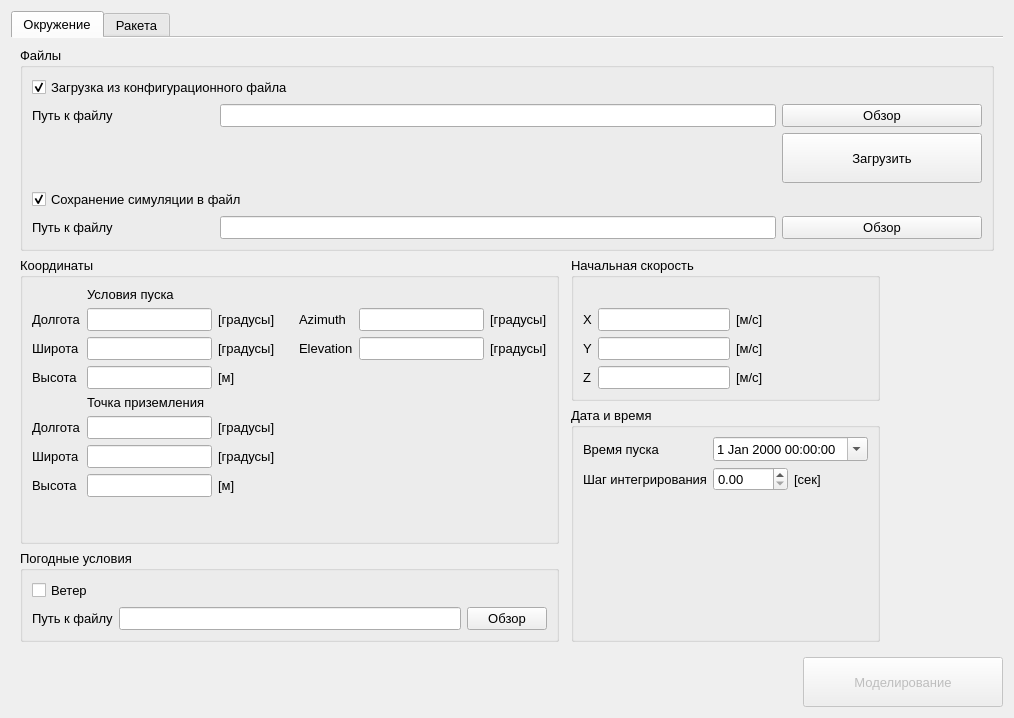
This is src/widgets/flightsettings.ui in KvES13/RocketSimulation as Qt 5 draws it before an edit. The edited form follows.
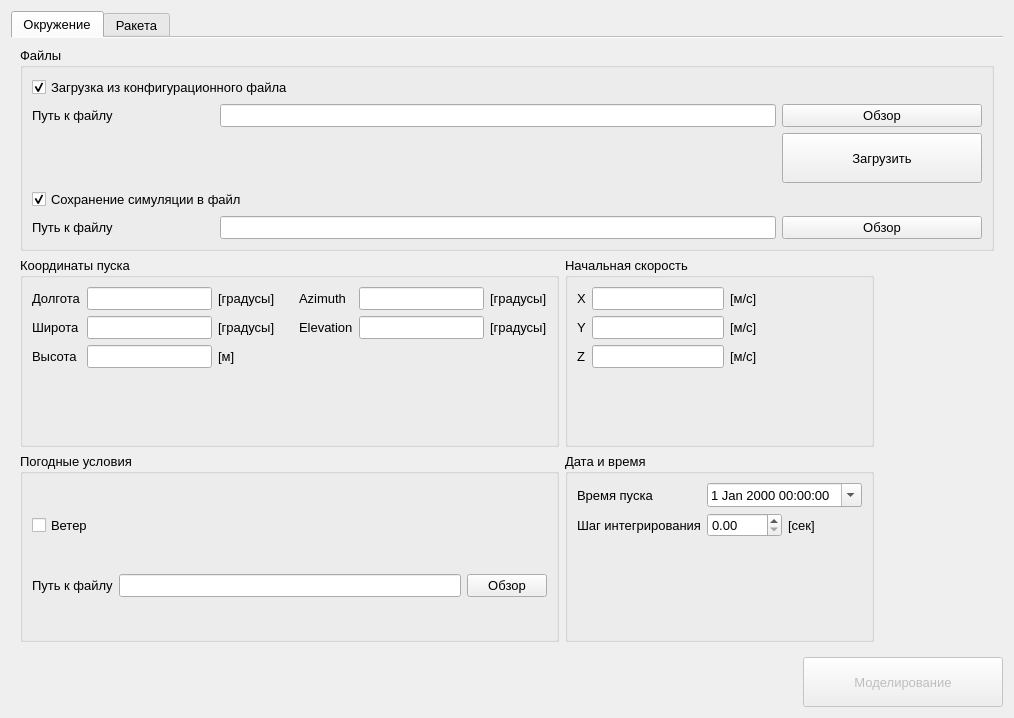
This is the edited form. The open tabs and pages were chosen to show the change. Custom widgets are drawn as their Qt base class.

Diff of the .ui file:
```diff
--- a/src/widgets/flightsettings.ui
+++ b/src/widgets/flightsettings.ui
@@ -169,457 +169,7 @@
          </layout>
         </widget>
        </item>
-       <item row="3" column="2" rowspan="3">
-        <widget class="QGroupBox" name="gbDate">
-         <property name="font">
-          <font>
-           <pointsize>10</pointsize>
-          </font>
-         </property>
-         <property name="title">
-          <string>Дата и время</string>
-         </property>
-         <layout class="QGridLayout" name="gridLayout_5">
-          <item row="0" column="1" colspan="2">
-           <widget class="QDateTimeEdit" name="dateTimeLaunch">
-            <property name="font">
-             <font>
-              <pointsize>10</pointsize>
-             </font>
-            </property>
-            <property name="calendarPopup">
-             <bool>true</bool>
-            </property>
-           </widget>
-          </item>
-          <item row="0" column="0">
-           <widget class="QLabel" name="label">
-            <property name="font">
-             <font>
-              <pointsize>10</pointsize>
-             </font>
-            </property>
-            <property name="text">
-             <string>Время пуска</string>
-            </property>
-           </widget>
-          </item>
-          <item row="1" column="0">
-           <widget class="QLabel" name="label_11">
-            <property name="font">
-             <font>
-              <pointsize>10</pointsize>
-             </font>
-            </property>
-            <property name="text">
-             <string>Шаг интегрирования</string>
-            </property>
-           </widget>
-          </item>
-          <item row="1" column="1">
-           <widget class="QDoubleSpinBox" name="sbTimeStep"/>
-          </item>
-          <item row="1" column="2">
-           <widget class="QLabel" name="label_26">
-            <property name="text">
-             <string>[сек]</string>
-            </property>
-           </widget>
-          </item>
-          <item row="2" column="0">
-           <spacer name="verticalSpacer">
-            <property name="orientation">
-             <enum>Qt::Vertical</enum>
-            </property>
-            <property name="sizeHint" stdset="0">
-             <size>
-              <width>20</width>
-              <height>40</height>
-             </size>
-            </property>
-           </spacer>
-          </item>
-         </layout>
-        </widget>
-       </item>
-       <item row="2" column="2">
-        <widget class="QGroupBox" name="gbInitialSpeed">
-         <property name="title">
-          <string>Начальная скорость</string>
-         </property>
-         <layout class="QGridLayout" name="gridLayout_6">
-          <item row="1" column="1">
-           <widget class="QLineEdit" name="leStartVelosityX">
-            <property name="sizePolicy">
-             <sizepolicy hsizetype="Preferred" vsizetype="Fixed">
-              <horstretch>0</horstretch>
-              <verstretch>0</verstretch>
-             </sizepolicy>
-            </property>
-           </widget>
-          </item>
-          <item row="3" column="0">
-           <widget class="QLabel" name="label_14">
-            <property name="sizePolicy">
-             <sizepolicy hsizetype="Preferred" vsizetype="Fixed">
-              <horstretch>0</horstretch>
-              <verstretch>0</verstretch>
-             </sizepolicy>
-            </property>
-            <property name="text">
-             <string>Z</string>
-            </property>
-           </widget>
-          </item>
-          <item row="1" column="0">
-           <widget class="QLabel" name="label_12">
-            <property name="sizePolicy">
-             <sizepolicy hsizetype="Fixed" vsizetype="Fixed">
-              <horstretch>0</horstretch>
-              <verstretch>0</verstretch>
-             </sizepolicy>
-            </property>
-            <property name="text">
-             <string>X</string>
-            </property>
-           </widget>
-          </item>
-          <item row="0" column="1">
-           <widget class="QLabel" name="label_16">
-            <property name="text">
-             <string/>
-            </property>
-           </widget>
-          </item>
-          <item row="2" column="2">
-           <widget class="QLabel" name="label_24">
-            <property name="text">
-             <string>[м/с]</string>
-            </property>
-           </widget>
-          </item>
-          <item row="3" column="2">
-           <widget class="QLabel" name="label_25">
-            <property name="text">
-             <string>[м/с]</string>
-            </property>
-           </widget>
-          </item>
-          <item row="2" column="0">
-           <widget class="QLabel" name="label_13">
-            <property name="sizePolicy">
-             <sizepolicy hsizetype="Preferred" vsizetype="Fixed">
-              <horstretch>0</horstretch>
-              <verstretch>0</verstretch>
-             </sizepolicy>
-            </property>
-            <property name="text">
-             <string>Y</string>
-            </property>
-           </widget>
-          </item>
-          <item row="3" column="1">
-           <widget class="QLineEdit" name="leStartVelosityZ">
-            <property name="sizePolicy">
-             <sizepolicy hsizetype="Minimum" vsizetype="Fixed">
-              <horstretch>0</horstretch>
-              <verstretch>0</verstretch>
-             </sizepolicy>
-            </property>
-           </widget>
-          </item>
-          <item row="1" column="2">
-           <widget class="QLabel" name="label_23">
-            <property name="text">
-             <string>[м/с]</string>
-            </property>
-           </widget>
-          </item>
-          <item row="2" column="1">
-           <widget class="QLineEdit" name="leStartVelosityY">
-            <property name="sizePolicy">
-             <sizepolicy hsizetype="Minimum" vsizetype="Fixed">
-              <horstretch>0</horstretch>
-              <verstretch>0</verstretch>
-             </sizepolicy>
-            </property>
-           </widget>
-          </item>
-         </layout>
-        </widget>
-       </item>
-       <item row="2" column="0" rowspan="3">
-        <widget class="QGroupBox" name="gbCoordinates">
-         <property name="font">
-          <font>
-           <pointsize>10</pointsize>
-          </font>
-         </property>
-         <property name="title">
-          <string>Координаты</string>
-         </property>
-         <layout class="QGridLayout" name="gridLayout_4">
-          <item row="1" column="6">
-           <widget class="QLabel" name="label_27">
-            <property name="text">
-             <string>Azimuth</string>
-            </property>
-           </widget>
-          </item>
-          <item row="2" column="6">
-           <widget class="QLabel" name="label_28">
-            <property name="text">
-             <string>Elevation</string>
-            </property>
-           </widget>
-          </item>
-          <item row="2" column="0">
-           <widget class="QLabel" name="label_5">
-            <property name="font">
-             <font>
-              <pointsize>10</pointsize>
-             </font>
-            </property>
-            <property name="text">
-             <string>Широта</string>
-            </property>
-           </widget>
-          </item>
-          <item row="2" column="4">
-           <widget class="QLineEdit" name="leStartLatitude">
-            <property name="font">
-             <font>
-              <pointsize>10</pointsize>
-             </font>
-            </property>
-           </widget>
-          </item>
-          <item row="1" column="5">
-           <widget class="QLabel" name="label_17">
-            <property name="text">
-             <string>[градусы]     </string>
-            </property>
-           </widget>
-          </item>
-          <item row="9" column="5">
-           <widget class="QLabel" name="label_22">
-            <property name="text">
-             <string>[м]</string>
-            </property>
-           </widget>
-          </item>
-          <item row="3" column="4">
-           <widget class="QLineEdit" name="leStartAltitude">
-            <property name="font">
-             <font>
-              <pointsize>10</pointsize>
-             </font>
-            </property>
-           </widget>
-          </item>
-          <item row="3" column="5">
-           <widget class="QLabel" name="label_19">
-            <property name="text">
-             <string>[м]</string>
-            </property>
-           </widget>
-          </item>
-          <item row="7" column="5">
-           <widget class="QLabel" name="label_20">
-            <property name="text">
-             <string>[градусы]</string>
-            </property>
-           </widget>
-          </item>
-          <item row="2" column="7">
-           <widget class="QLineEdit" name="leStartElevation"/>
-          </item>
-          <item row="0" column="4">
-           <widget class="QLabel" name="label_3">
-            <property name="sizePolicy">
-             <sizepolicy hsizetype="Preferred" vsizetype="Maximum">
-              <horstretch>0</horstretch>
-              <verstretch>0</verstretch>
-             </sizepolicy>
-            </property>
-            <property name="font">
-             <font>
-              <pointsize>10</pointsize>
-             </font>
-            </property>
-            <property name="text">
-             <string>Условия пуска</string>
-            </property>
-           </widget>
-          </item>
-          <item row="8" column="0">
-           <widget class="QLabel" name="label_8">
-            <property name="font">
-             <font>
-              <pointsize>10</pointsize>
-             </font>
-            </property>
-            <property name="text">
-             <string>Широта</string>
-            </property>
-           </widget>
-          </item>
-          <item row="3" column="0">
-           <widget class="QLabel" name="label_6">
-            <property name="font">
-             <font>
-              <pointsize>10</pointsize>
-             </font>
-            </property>
-            <property name="text">
-             <string>Высота</string>
-            </property>
-           </widget>
-          </item>
-          <item row="7" column="4">
-           <widget class="QLineEdit" name="leFinishLongtitude">
-            <property name="font">
-             <font>
-              <pointsize>10</pointsize>
-             </font>
-            </property>
-           </widget>
-          </item>
-          <item row="2" column="5">
-           <widget class="QLabel" name="label_18">
-            <property name="text">
-             <string>[градусы]     </string>
-            </property>
-           </widget>
-          </item>
-          <item row="1" column="8">
-           <widget class="QLabel" name="label_29">
-            <property name="text">
-             <string>[градусы]</string>
-            </property>
-           </widget>
-          </item>
-          <item row="7" column="0">
-           <widget class="QLabel" name="label_7">
-            <property name="font">
-             <font>
-              <pointsize>10</pointsize>
-             </font>
-            </property>
-            <property name="text">
-             <string>Долгота</string>
-            </property>
-           </widget>
-          </item>
-          <item row="8" column="5">
-           <widget class="QLabel" name="label_21">
-            <property name="text">
-             <string>[градусы]</string>
-            </property>
-           </widget>
-          </item>
-          <item row="9" column="0">
-           <widget class="QLabel" name="label_9">
-            <property name="font">
-             <font>
-              <pointsize>10</pointsize>
-             </font>
-            </property>
-            <property name="text">
-             <string>Высота</string>
-            </property>
-           </widget>
-          </item>
-          <item row="1" column="4">
-           <widget class="QLineEdit" name="leStartLongtitude">
-            <property name="sizePolicy">
-             <sizepolicy hsizetype="Preferred" vsizetype="Fixed">
-              <horstretch>0</horstretch>
-              <verstretch>0</verstretch>
-             </sizepolicy>
-            </property>
-            <property name="font">
-             <font>
-              <pointsize>10</pointsize>
-             </font>
-            </property>
-           </widget>
-          </item>
-          <item row="1" column="7">
-           <widget class="QLineEdit" name="leStartAzimuth"/>
-          </item>
-          <item row="2" column="8">
-           <widget class="QLabel" name="label_30">
-            <property name="text">
-             <string>[градусы]</string>
-            </property>
-           </widget>
-          </item>
-          <item row="9" column="4">
-           <widget class="QLineEdit" name="leFinishAltitude">
-            <property name="font">
-             <font>
-              <pointsize>10</pointsize>
-             </font>
-            </property>
-           </widget>
-          </item>
-          <item row="1" column="0">
-           <widget class="QLabel" name="label_2">
-            <property name="font">
-             <font>
-              <pointsize>10</pointsize>
-             </font>
-            </property>
-            <property name="text">
-             <string>Долгота</string>
-            </property>
-           </widget>
-          </item>
-          <item row="6" column="4">
-           <widget class="QLabel" name="label_4">
-            <property name="sizePolicy">
-             <sizepolicy hsizetype="Preferred" vsizetype="Maximum">
-              <horstretch>0</horstretch>
-              <verstretch>0</verstretch>
-             </sizepolicy>
-            </property>
-            <property name="font">
-             <font>
-              <pointsize>10</pointsize>
-             </font>
-            </property>
-            <property name="text">
-             <string>Точка приземления</string>
-            </property>
-           </widget>
-          </item>
-          <item row="8" column="4">
-           <widget class="QLineEdit" name="leFinishLatitude">
-            <property name="font">
-             <font>
-              <pointsize>10</pointsize>
-             </font>
-            </property>
-           </widget>
-          </item>
-          <item row="10" column="4">
-           <spacer name="verticalSpacer_2">
-            <property name="orientation">
-             <enum>Qt::Vertical</enum>
-            </property>
-            <property name="sizeHint" stdset="0">
-             <size>
-              <width>20</width>
-              <height>40</height>
-             </size>
-            </property>
-           </spacer>
-          </item>
-         </layout>
-        </widget>
-       </item>
-       <item row="5" column="0">
+       <item row="3" column="0">
         <widget class="QGroupBox" name="gbWind">
          <property name="title">
           <string>Погодные условия</string>
@@ -659,6 +209,157 @@
          </layout>
         </widget>
        </item>
+       <item row="2" column="0">
+        <widget class="QGroupBox" name="gbCoordinates">
+         <property name="font">
+          <font>
+           <pointsize>10</pointsize>
+          </font>
+         </property>
+         <property name="title">
+          <string>Координаты пуска</string>
+         </property>
+         <layout class="QGridLayout" name="gridLayout_4">
+          <item row="1" column="0">
+           <widget class="QLabel" name="label_5">
+            <property name="font">
+             <font>
+              <pointsize>10</pointsize>
+             </font>
+            </property>
+            <property name="text">
+             <string>Широта</string>
+            </property>
+           </widget>
+          </item>
+          <item row="1" column="7">
+           <widget class="QLineEdit" name="leStartElevation"/>
+          </item>
+          <item row="2" column="4">
+           <widget class="QLineEdit" name="leStartAltitude">
+            <property name="font">
+             <font>
+              <pointsize>10</pointsize>
+             </font>
+            </property>
+           </widget>
+          </item>
+          <item row="0" column="7">
+           <widget class="QLineEdit" name="leStartAzimuth"/>
+          </item>
+          <item row="0" column="6">
+           <widget class="QLabel" name="label_27">
+            <property name="text">
+             <string>Azimuth</string>
+            </property>
+           </widget>
+          </item>
+          <item row="0" column="8">
+           <widget class="QLabel" name="label_29">
+            <property name="text">
+             <string>[градусы]</string>
+            </property>
+           </widget>
+          </item>
+          <item row="1" column="8">
+           <widget class="QLabel" name="label_30">
+            <property name="text">
+             <string>[градусы]</string>
+            </property>
+           </widget>
+          </item>
+          <item row="2" column="0">
+           <widget class="QLabel" name="label_6">
+            <property name="font">
+             <font>
+              <pointsize>10</pointsize>
+             </font>
+            </property>
+            <property name="text">
+             <string>Высота</string>
+            </property>
+           </widget>
+          </item>
+          <item row="0" column="4">
+           <widget class="QLineEdit" name="leStartLongtitude">
+            <property name="sizePolicy">
+             <sizepolicy hsizetype="Preferred" vsizetype="Fixed">
+              <horstretch>0</horstretch>
+              <verstretch>0</verstretch>
+             </sizepolicy>
+            </property>
+            <property name="font">
+             <font>
+              <pointsize>10</pointsize>
+             </font>
+            </property>
+           </widget>
+          </item>
+          <item row="1" column="4">
+           <widget class="QLineEdit" name="leStartLatitude">
+            <property name="font">
+             <font>
+              <pointsize>10</pointsize>
+             </font>
+            </property>
+           </widget>
+          </item>
+          <item row="1" column="5">
+           <widget class="QLabel" name="label_18">
+            <property name="text">
+             <string>[градусы]     </string>
+            </property>
+           </widget>
+          </item>
+          <item row="1" column="6">
+           <widget class="QLabel" name="label_28">
+            <property name="text">
+             <string>Elevation</string>
+            </property>
+           </widget>
+          </item>
+          <item row="5" column="4">
+           <spacer name="verticalSpacer_2">
+            <property name="orientation">
+             <enum>Qt::Vertical</enum>
+            </property>
+            <property name="sizeHint" stdset="0">
+             <size>
+              <width>20</width>
+              <height>40</height>
+             </size>
+            </property>
+           </spacer>
+          </item>
+          <item row="0" column="5">
+           <widget class="QLabel" name="label_17">
+            <property name="text">
+             <string>[градусы]     </string>
+            </property>
+           </widget>
+          </item>
+          <item row="0" column="0">
+           <widget class="QLabel" name="label_2">
+            <property name="font">
+             <font>
+              <pointsize>10</pointsize>
+             </font>
+            </property>
+            <property name="text">
+             <string>Долгота</string>
+            </property>
+           </widget>
+          </item>
+          <item row="2" column="5">
+           <widget class="QLabel" name="label_19">
+            <property name="text">
+             <string>[м]</string>
+            </property>
+           </widget>
+          </item>
+         </layout>
+        </widget>
+       </item>
        <item row="3" column="3">
         <spacer name="horizontalSpacer_2">
          <property name="orientation">
@@ -672,6 +373,185 @@
          </property>
         </spacer>
        </item>
+       <item row="2" column="1">
+        <widget class="QGroupBox" name="gbInitialSpeed">
+         <property name="title">
+          <string>Начальная скорость</string>
+         </property>
+         <layout class="QGridLayout" name="gridLayout_6">
+          <item row="3" column="1">
+           <widget class="QLabel" name="label_16">
+            <property name="text">
+             <string/>
+            </property>
+           </widget>
+          </item>
+          <item row="0" column="1">
+           <widget class="QLineEdit" name="leStartVelosityX">
+            <property name="sizePolicy">
+             <sizepolicy hsizetype="Preferred" vsizetype="Fixed">
+              <horstretch>0</horstretch>
+              <verstretch>0</verstretch>
+             </sizepolicy>
+            </property>
+           </widget>
+          </item>
+          <item row="1" column="1">
+           <widget class="QLineEdit" name="leStartVelosityY">
+            <property name="sizePolicy">
+             <sizepolicy hsizetype="Minimum" vsizetype="Fixed">
+              <horstretch>0</horstretch>
+              <verstretch>0</verstretch>
+             </sizepolicy>
+            </property>
+           </widget>
+          </item>
+          <item row="2" column="1">
+           <widget class="QLineEdit" name="leStartVelosityZ">
+            <property name="sizePolicy">
+             <sizepolicy hsizetype="Minimum" vsizetype="Fixed">
+              <horstretch>0</horstretch>
+              <verstretch>0</verstretch>
+             </sizepolicy>
+            </property>
+           </widget>
+          </item>
+          <item row="0" column="2">
+           <widget class="QLabel" name="label_23">
+            <property name="text">
+             <string>[м/с]</string>
+            </property>
+           </widget>
+          </item>
+          <item row="1" column="2">
+           <widget class="QLabel" name="label_24">
+            <property name="text">
+             <string>[м/с]</string>
+            </property>
+           </widget>
+          </item>
+          <item row="2" column="2">
+           <widget class="QLabel" name="label_25">
+            <property name="text">
+             <string>[м/с]</string>
+            </property>
+           </widget>
+          </item>
+          <item row="0" column="0">
+           <widget class="QLabel" name="label_12">
+            <property name="sizePolicy">
+             <sizepolicy hsizetype="Fixed" vsizetype="Fixed">
+              <horstretch>0</horstretch>
+              <verstretch>0</verstretch>
+             </sizepolicy>
+            </property>
+            <property name="text">
+             <string>X</string>
+            </property>
+           </widget>
+          </item>
+          <item row="1" column="0">
+           <widget class="QLabel" name="label_13">
+            <property name="sizePolicy">
+             <sizepolicy hsizetype="Preferred" vsizetype="Fixed">
+              <horstretch>0</horstretch>
+              <verstretch>0</verstretch>
+             </sizepolicy>
+            </property>
+            <property name="text">
+             <string>Y</string>
+            </property>
+           </widget>
+          </item>
+          <item row="2" column="0">
+           <widget class="QLabel" name="label_14">
+            <property name="sizePolicy">
+             <sizepolicy hsizetype="Preferred" vsizetype="Fixed">
+              <horstretch>0</horstretch>
+              <verstretch>0</verstretch>
+             </sizepolicy>
+            </property>
+            <property name="text">
+             <string>Z</string>
+            </property>
+           </widget>
+          </item>
+         </layout>
+        </widget>
+       </item>
+       <item row="3" column="1">
+        <widget class="QGroupBox" name="gbDate">
+         <property name="font">
+          <font>
+           <pointsize>10</pointsize>
+          </font>
+         </property>
+         <property name="title">
+          <string>Дата и время</string>
+         </property>
+         <layout class="QGridLayout" name="gridLayout_5">
+          <item row="0" column="1" colspan="2">
+           <widget class="QDateTimeEdit" name="dateTimeLaunch">
+            <property name="font">
+             <font>
+              <pointsize>10</pointsize>
+             </font>
+            </property>
+            <property name="calendarPopup">
+             <bool>true</bool>
+            </property>
+           </widget>
+          </item>
+          <item row="0" column="0">
+           <widget class="QLabel" name="label">
+            <property name="font">
+             <font>
+              <pointsize>10</pointsize>
+             </font>
+            </property>
+            <property name="text">
+             <string>Время пуска</string>
+            </property>
+           </widget>
+          </item>
+          <item row="1" column="0">
+           <widget class="QLabel" name="label_11">
+            <property name="font">
+             <font>
+              <pointsize>10</pointsize>
+             </font>
+            </property>
+            <property name="text">
+             <string>Шаг интегрирования</string>
+            </property>
+           </widget>
+          </item>
+          <item row="1" column="2">
+           <widget class="QLabel" name="label_26">
+            <property name="text">
+             <string>[сек]</string>
+            </property>
+           </widget>
+          </item>
+          <item row="1" column="1">
+           <widget class="QDoubleSpinBox" name="sbTimeStep"/>
+          </item>
+          <item row="2" column="0">
+           <spacer name="verticalSpacer">
+            <property name="orientation">
+             <enum>Qt::Vertical</enum>
+            </property>
+            <property name="sizeHint" stdset="0">
+             <size>
+              <width>20</width>
+              <height>40</height>
+             </size>
+            </property>
+           </spacer>
+          </item>
+         </layout>
+        </widget>
+       </item>
       </layout>
      </widget>
      <widget class="QWidget" name="tab_2">
```
Left out of the diff: 2 changed lines with no effect on the pictures.
